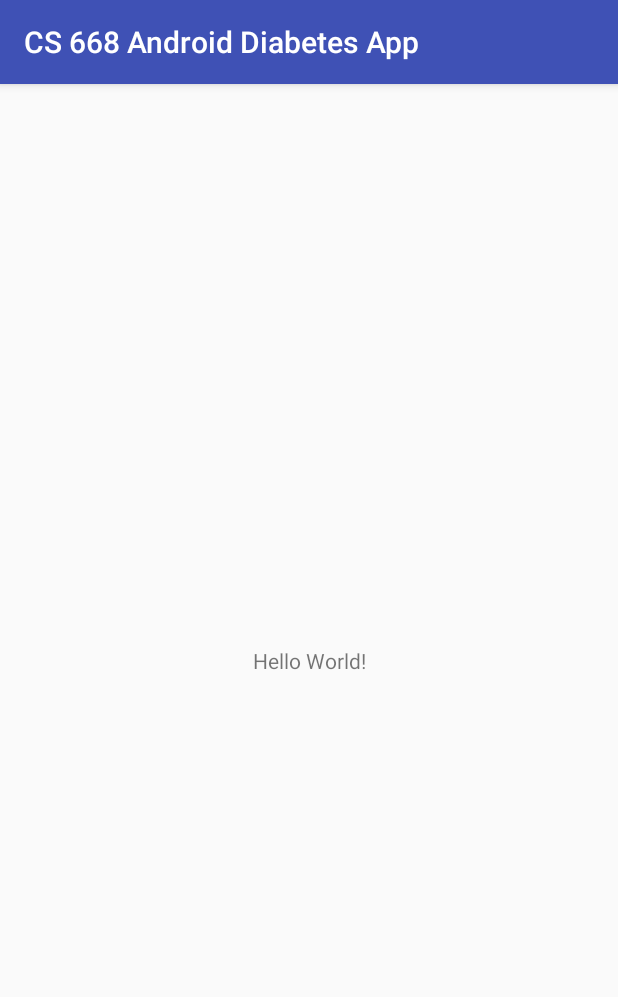
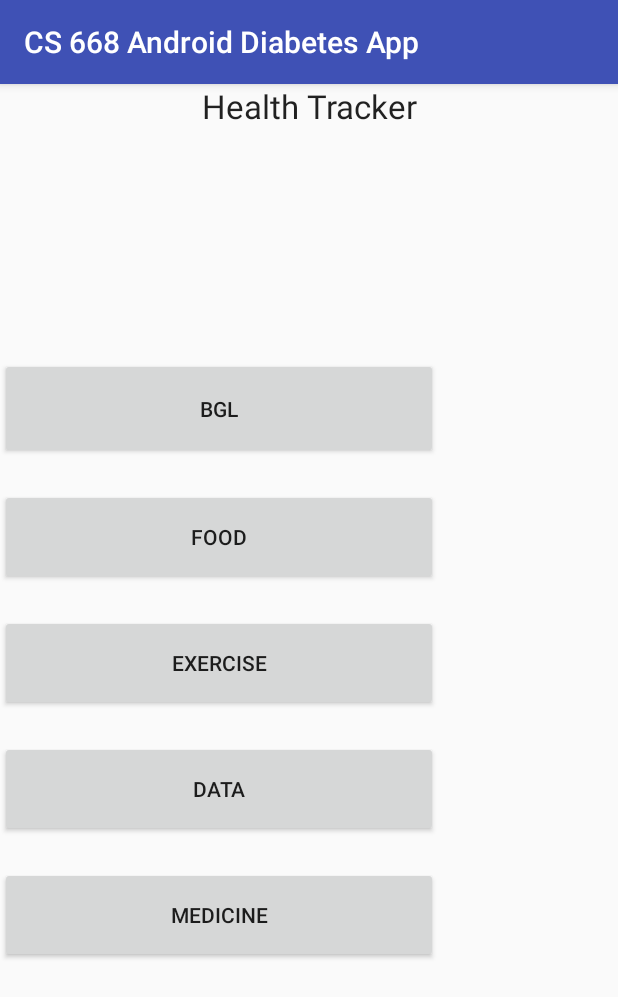
Before and after one commit to NJJeske/CS668AndroidDiabetesApp, an Android app: the screen it shows after launch (MainActivity), on a phone screen of 412 x 824 dp. Shown: the top 997 px of the screen. Run offline under Robolectric (Android 15) with nearby library versions, the phone set to English and light mode, and no system bars.

Commit message:
Fixed errors in the styles and some of the xml files
Home screen should run in emulator now

still some errors dealing with hardcoded strings (should be added to the values/strings.xml) and classes that aren't declared

```diff
--- a/app/build.gradle
+++ b/app/build.gradle
@@ -8,8 +8,8 @@ android {
     compileSdkVersion 27
     defaultConfig {
         applicationId "com.example.njjeske.cs668androiddiabetesapp"
-        minSdkVersion 15
-        targetSdkVersion 27
+        minSdkVersion 19
+        targetSdkVersion 25
         versionCode 1
         versionName "1.0"
         testInstrumentationRunner "android.support.test.runner.AndroidJUnitRunner"
--- a/app/src/main/AndroidManifest.xml
+++ b/app/src/main/AndroidManifest.xml
@@ -1,6 +1,10 @@
 <?xml version="1.0" encoding="utf-8"?>
 <manifest xmlns:android="http://schemas.android.com/apk/res/android"
     package="com.example.njjeske.cs668androiddiabetesapp">
+
+    <uses-sdk android:minSdkVersion="19"
+        android:targetSdkVersion="25"
+        android:maxSdkVersion="25" />
 
     <application
         android:allowBackup="true"
--- a/app/src/main/java/com/example/njjeske/cs668androiddiabetesapp/MainActivity.kt
+++ b/app/src/main/java/com/example/njjeske/cs668androiddiabetesapp/MainActivity.kt
@@ -7,6 +7,6 @@ class MainActivity : AppCompatActivity() {
 
     override fun onCreate(savedInstanceState: Bundle?) {
         super.onCreate(savedInstanceState)
-        setContentView(R.layout.activity_main)
+        setContentView(R.layout.content_home_page)
     }
 }
--- /dev/null
+++ b/app/src/main/res/layout/content_home_page.xml
@@ -0,0 +1,72 @@
+<?xml version="1.0" encoding="utf-8"?>
+<android.support.constraint.ConstraintLayout xmlns:android="http://schemas.android.com/apk/res/android"
+    xmlns:app="http://schemas.android.com/apk/res-auto"
+    xmlns:tools="http://schemas.android.com/tools"
+    android:layout_width="match_parent"
+    android:layout_height="match_parent"
+    app:layout_behavior="@string/appbar_scrolling_view_behavior"
+    tools:context=".HomePage"
+    tools:showIn="@layout/activity_home_page">
+
+    <Button
+        android:id="@+id/Food.Main"
+        android:layout_width="292dp"
+        android:layout_height="64dp"
+        android:layout_marginBottom="20dp"
+        android:text="Food"
+        app:layout_constraintBottom_toTopOf="@+id/Exercise.Main"
+        app:layout_constraintTop_toBottomOf="@+id/BGL.Main"
+        tools:layout_editor_absoluteX="46dp" />
+
+    <Button
+        android:id="@+id/Exercise.Main"
+        android:layout_width="292dp"
+        android:layout_height="64dp"
+        android:layout_marginBottom="20dp"
+        android:text="Exercise"
+        app:layout_constraintBottom_toTopOf="@+id/Data.Main"
+        app:layout_constraintTop_toBottomOf="@+id/Food.Main"
+        tools:layout_editor_absoluteX="46dp" />
+
+    <Button
+        android:id="@+id/Data.Main"
+        android:layout_width="292dp"
+        android:layout_height="64dp"
+        android:layout_marginBottom="20dp"
+        android:text="Data"
+        app:layout_constraintBottom_toTopOf="@+id/Medicine.Main"
+        app:layout_constraintTop_toBottomOf="@+id/Exercise.Main"
+        tools:layout_editor_absoluteX="46dp" />
+
+    <Button
+        android:id="@+id/Medicine.Main"
+        android:layout_width="292dp"
+        android:layout_height="64dp"
+        android:text="Medicine"
+        app:layout_constraintBottom_toBottomOf="parent"
+        app:layout_constraintTop_toBottomOf="@+id/Data.Main"
+        tools:layout_editor_absoluteX="46dp" />
+
+    <Button
+        android:id="@+id/BGL.Main"
+        android:layout_width="292dp"
+        android:layout_height="67dp"
+        android:layout_marginBottom="20dp"
+        android:text="BGL"
+        app:layout_constraintBottom_toTopOf="@+id/Food.Main"
+        app:layout_constraintTop_toTopOf="parent"
+        app:layout_constraintVertical_chainStyle="packed"
+        tools:layout_editor_absoluteX="46dp" />
+
+    <TextView
+        android:id="@+id/Title.Main"
+        android:layout_width="wrap_content"
+        android:layout_height="wrap_content"
+        android:text="Health Tracker"
+        android:textAppearance="@android:style/TextAppearance.Large"
+        app:layout_constraintEnd_toEndOf="parent"
+        app:layout_constraintHorizontal_bias="0.5"
+        app:layout_constraintStart_toStartOf="parent"
+        tools:layout_editor_absoluteY="16dp" />
+
+</android.support.constraint.ConstraintLayout>
--- /dev/null
+++ b/app/src/main/res/values/dimens.xml
@@ -0,0 +1,4 @@
+<?xml version="1.0" encoding="utf-8"?>
+<resources>
+    <dimen name="fab_margin">16dp</dimen>
+</resources>
--- a/app/src/main/res/values/strings.xml
+++ b/app/src/main/res/values/strings.xml
@@ -15,4 +15,5 @@
     <string name="graph_preview">Graph Preview</string>
     <string name="from_date">Enter From Date</string>
     <string name="to_date">Enter To Date</string>
+    <string name="appbar_scrolling_view_behavior">Menu</string>
 </resources>
```
Also changed, not shown: app/src/main/res/layout/activity_diet.xml (added, +33 -0 lines), app/src/main/res/layout/activity_home_page.xml (added, +33 -0 lines), app/src/main/res/layout/activity_meal.xml (added, +33 -0 lines), app/src/main/res/layout/content_diet.xml (added, +148 -0 lines), app/src/main/res/layout/content_meal.xml (added, +106 -0 lines), app/src/main/res/values/styles.xml (+16 -0 lines).
